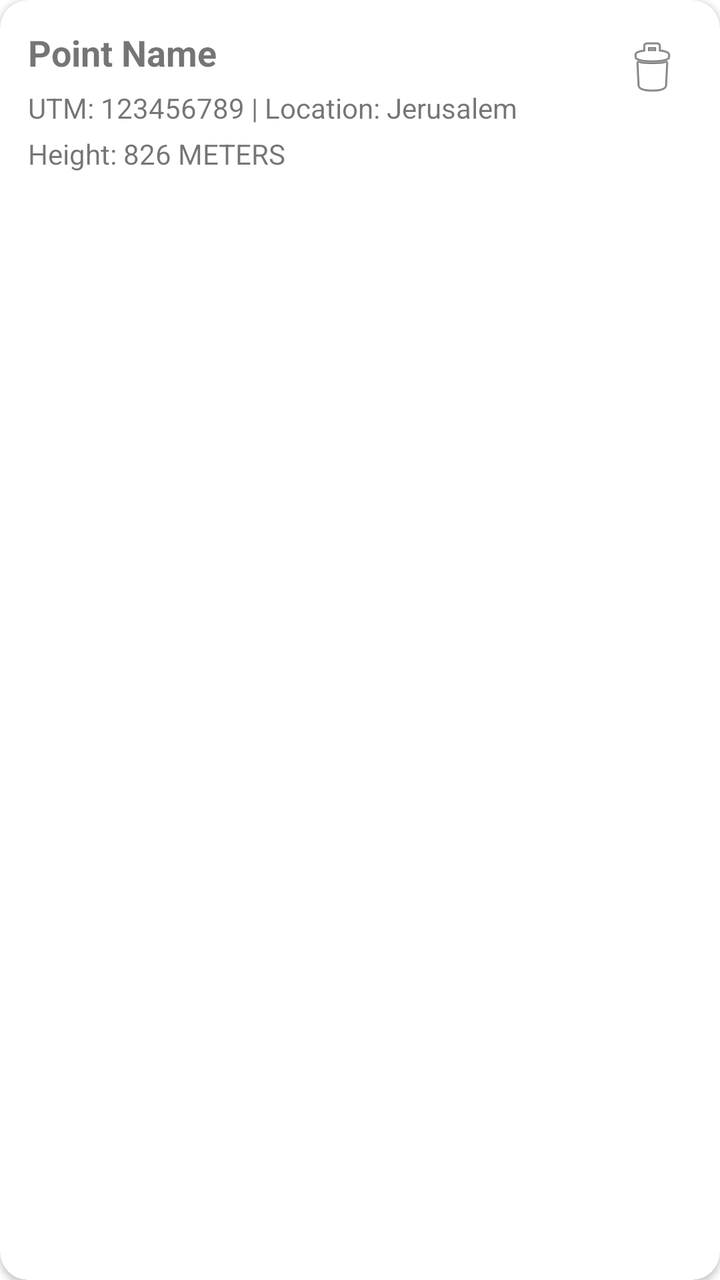
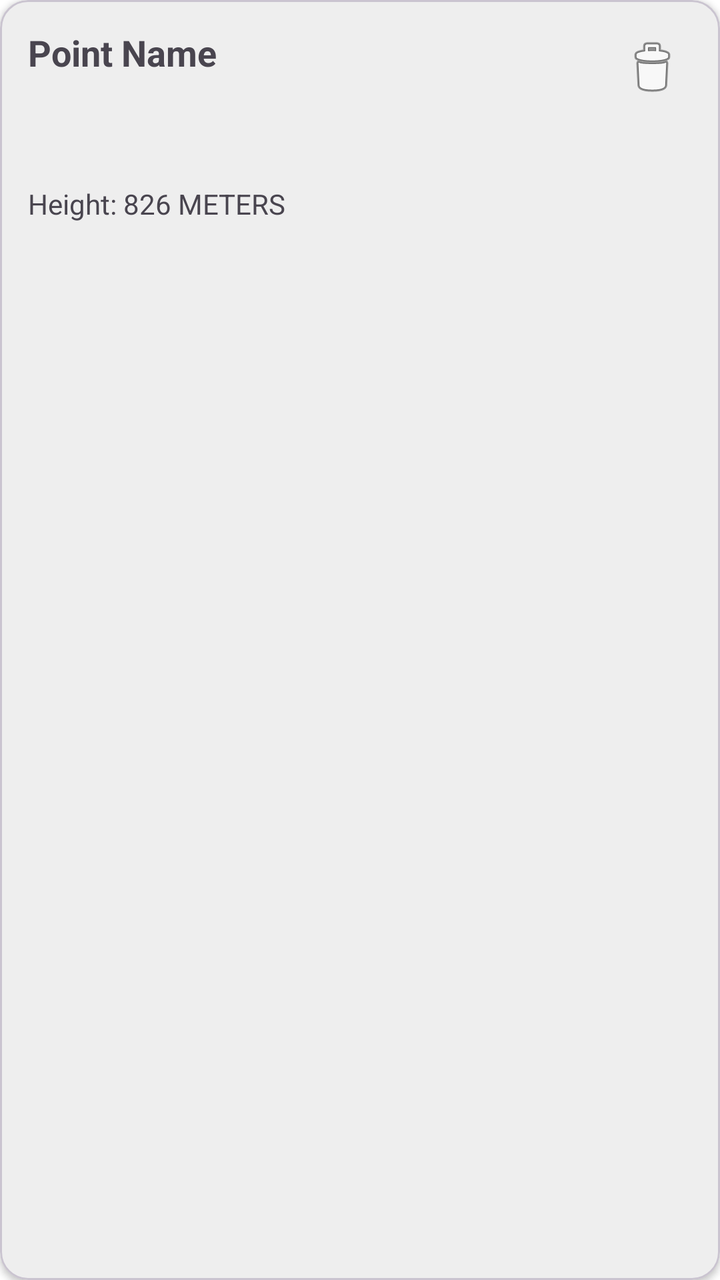

Two renders of the same Android screen: before a commit and after it. Below are the layout's source before the change and the commit's diff.
<!-- AndroidManifest.xml: application theme Theme.LandNv4 -->
<!-- res/layout/row_point_item.xml -->
<?xml version="1.0" encoding="utf-8"?>
    <com.google.android.material.card.MaterialCardView
        xmlns:android="http://schemas.android.com/apk/res/android"
        xmlns:app="http://schemas.android.com/apk/res-auto"
        android:id="@+id/cardRow"
        android:layout_width="match_parent"
        android:layout_height="wrap_content"
        android:layout_marginVertical="6dp"
        app:cardCornerRadius="14dp"
        app:cardElevation="2dp"
        android:foreground="?attr/selectableItemBackground">


        <androidx.constraintlayout.widget.ConstraintLayout
            android:layout_width="match_parent"
            android:layout_height="wrap_content"
            android:padding="14dp">

            <TextView
                android:id="@+id/tvName"
                android:layout_width="0dp"
                android:layout_height="wrap_content"
                android:text="Point Name"
                android:textSize="18sp"
                android:textStyle="bold"
                app:layout_constraintTop_toTopOf="parent"
                app:layout_constraintStart_toStartOf="parent"
                app:layout_constraintEnd_toStartOf="@id/btnDelete"
                android:layout_marginEnd="8dp"/>

            <TextView
                android:id="@+id/tvUtmLocation"
                android:layout_width="0dp"
                android:layout_height="wrap_content"
                android:text="UTM: 123456789 | Location: Jerusalem"
                android:textSize="14sp"
                android:layout_marginTop="6dp"
                app:layout_constraintTop_toBottomOf="@id/tvName"
                app:layout_constraintStart_toStartOf="parent"
                app:layout_constraintEnd_toStartOf="@id/btnDelete"
                android:layout_marginEnd="8dp"/>

            <TextView
                android:id="@+id/tvHeight"
                android:layout_width="0dp"
                android:layout_height="wrap_content"
                android:text="Height: 826 METERS"
                android:textSize="14sp"
                android:layout_marginTop="4dp"
                app:layout_constraintTop_toBottomOf="@id/tvUtmLocation"
                app:layout_constraintStart_toStartOf="parent"
                app:layout_constraintEnd_toStartOf="@id/btnDelete"
                android:layout_marginEnd="8dp"
                app:layout_constraintBottom_toBottomOf="parent"/>

            <ImageButton
                android:id="@+id/btnDelete"
                android:layout_width="40dp"
                android:layout_height="40dp"
                android:contentDescription="Delete"
                android:background="?attr/selectableItemBackgroundBorderless"
                app:srcCompat="@android:drawable/ic_menu_delete"
                app:layout_constraintTop_toTopOf="parent"
                app:layout_constraintEnd_toEndOf="parent"/>

        </androidx.constraintlayout.widget.ConstraintLayout>

    </com.google.android.material.card.MaterialCardView>
<!-- resources referenced by this layout -->
<resources>
  <style name="Theme.LandNv4" parent="Theme.MaterialComponents.DayNight.NoActionBar">
          
          <item name="colorPrimary">@color/color_primary</item>
          <item name="colorPrimaryVariant">@color/color_primary_variant</item>
          <item name="colorOnPrimary">@color/color_on_primary</item>
  
          <item name="colorSecondary">@color/color_secondary</item>
          <item name="colorSecondaryVariant">@color/color_secondary_variant</item>
          <item name="colorOnSecondary">@color/color_on_secondary</item>
  
          
          <item name="android:windowBackground">@color/app_background</item>
          <item name="colorSurface">@color/app_surface</item>
          <item name="colorOnSurface">@color/app_on_surface</item>
      </style>
  <color name="color_primary">#1E88E5</color>
  <color name="color_primary_variant">#1565C0</color>
  <color name="color_on_primary">#FFFFFF</color>
  <color name="color_secondary">#26A69A</color>
  <color name="color_secondary_variant">#00897B</color>
  <color name="color_on_secondary">#FFFFFF</color>
  <color name="app_background">#FFFFFF</color>
  <color name="app_surface">#FFFFFF</color>
  <color name="app_on_surface">#111111</color>
</resources>

<!-- the commit's change to res/layout/row_point_item.xml (unified diff, before → after) -->
@@ -8,7 +8,8 @@
         android:layout_marginVertical="6dp"
         app:cardCornerRadius="14dp"
         app:cardElevation="2dp"
-        android:foreground="?attr/selectableItemBackground">
+        android:foreground="?attr/selectableItemBackground"
+        app:cardBackgroundColor="?attr/colorSurfaceVariant">
 
 
         <androidx.constraintlayout.widget.ConstraintLayout
@@ -29,10 +30,9 @@
                 android:layout_marginEnd="8dp"/>
 
             <TextView
-                android:id="@+id/tvUtmLocation"
+                android:id="@+id/tvUtm"
                 android:layout_width="0dp"
                 android:layout_height="wrap_content"
-                android:text="UTM: 123456789 | Location: Jerusalem"
                 android:textSize="14sp"
                 android:layout_marginTop="6dp"
                 app:layout_constraintTop_toBottomOf="@id/tvName"
@@ -41,13 +41,24 @@
                 android:layout_marginEnd="8dp"/>
 
             <TextView
+                android:id="@+id/tvLocation"
+                android:layout_width="0dp"
+                android:layout_height="wrap_content"
+                android:textSize="14sp"
+                android:layout_marginTop="6dp"
+                app:layout_constraintTop_toBottomOf="@id/tvUtm"
+                app:layout_constraintStart_toStartOf="parent"
+                app:layout_constraintEnd_toStartOf="@id/btnDelete"
+                android:layout_marginEnd="8dp" />
+
+            <TextView
                 android:id="@+id/tvHeight"
                 android:layout_width="0dp"
                 android:layout_height="wrap_content"
                 android:text="Height: 826 METERS"
                 android:textSize="14sp"
                 android:layout_marginTop="4dp"
-                app:layout_constraintTop_toBottomOf="@id/tvUtmLocation"
+                app:layout_constraintTop_toBottomOf="@id/tvLocation"
                 app:layout_constraintStart_toStartOf="parent"
                 app:layout_constraintEnd_toStartOf="@id/btnDelete"
                 android:layout_marginEnd="8dp"
<!-- resource entries referenced after the edit -->
@@ -1,28 +1,41 @@
 <!-- resources referenced by this layout -->
 <resources>
-  <style name="Theme.LandNv4" parent="Theme.MaterialComponents.DayNight.NoActionBar">
+  <style name="Theme.LandNv4" parent="Theme.Material3.DayNight.NoActionBar">
+  
           
           <item name="colorPrimary">@color/color_primary</item>
-          <item name="colorPrimaryVariant">@color/color_primary_variant</item>
           <item name="colorOnPrimary">@color/color_on_primary</item>
-  
           <item name="colorSecondary">@color/color_secondary</item>
-          <item name="colorSecondaryVariant">@color/color_secondary_variant</item>
           <item name="colorOnSecondary">@color/color_on_secondary</item>
   
           
           <item name="android:windowBackground">@color/app_background</item>
-          <item name="colorSurface">@color/app_surface</item>
+  
           <item name="colorOnSurface">@color/app_on_surface</item>
+  
+          
+          <item name="colorSurface">#F5F5F5</item>
+          <item name="colorSurfaceVariant">#EEEEEE</item>
+          <item name="colorSurfaceContainer">#F2F2F2</item>
+          <item name="colorSurfaceContainerLow">#F7F7F7</item>
+  
+          
+          <item name="android:statusBarColor">@android:color/transparent</item>
+          <item name="android:navigationBarColor">@android:color/transparent</item>
+  
+          
+          <item name="android:enforceStatusBarContrast">false</item>
+          <item name="android:enforceNavigationBarContrast">false</item>
+          <item name="android:windowLightStatusBar">false</item>
+          <item name="android:windowLightNavigationBar">false</item>
+  
+  
       </style>
   <color name="color_primary">#1E88E5</color>
-  <color name="color_primary_variant">#1565C0</color>
   <color name="color_on_primary">#FFFFFF</color>
   <color name="color_secondary">#26A69A</color>
-  <color name="color_secondary_variant">#00897B</color>
   <color name="color_on_secondary">#FFFFFF</color>
   <color name="app_background">#FFFFFF</color>
-  <color name="app_surface">#FFFFFF</color>
   <color name="app_on_surface">#111111</color>
 </resources>
 
